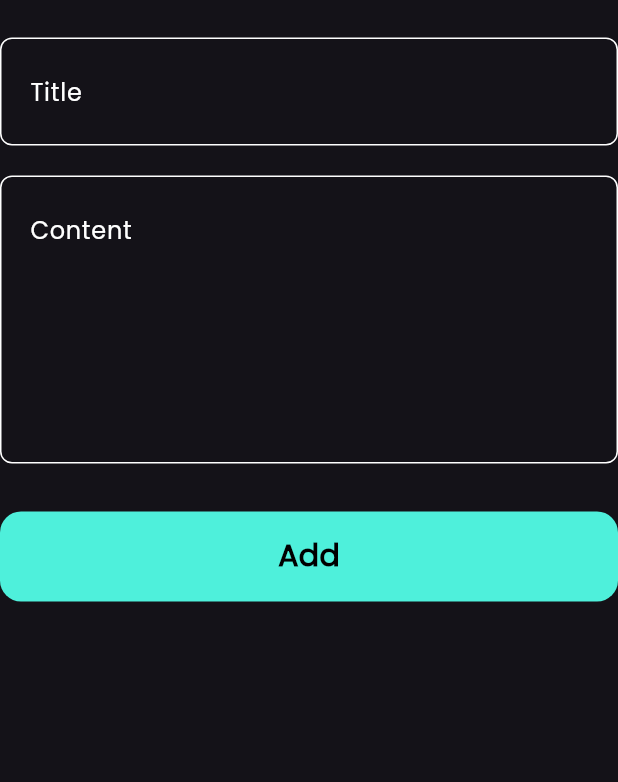
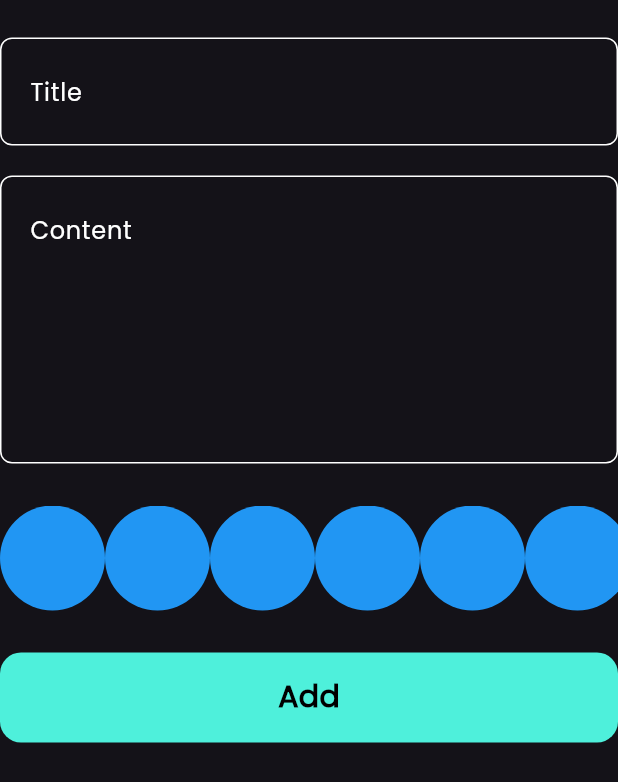
Before and after one commit to SherifMohamed4488/notes_app, a Flutter app: the AddNoteForm widget shown alone on an empty page, opened directly, on a phone screen of 412 x 824 dp. Shown: the top 782 px of the screen. Run offline on Flutter 3.47's test engine with Material 3 defaults, Android fonts, the phone set to English and light mode, and no system bars; our stand-ins replace bloc, flutter_bloc, font_awesome_flutter, hive, hive_flutter, modal_progress_hud_nsn; accounts and stored records are empty; generated files the repository leaves out were written again.

Commit message:
create colors list view part 1

```diff
--- a/lib/widgets/add_note_form.dart
+++ b/lib/widgets/add_note_form.dart
@@ -5,6 +5,7 @@
 import 'package:notes_app_project_tenth/cubits/add%20_note_cubit/add_note_cubit.dart';
 import 'package:notes_app_project_tenth/cubits/add%20_note_cubit/add_note_state.dart';
 import 'package:notes_app_project_tenth/models/note_model.dart';
+import 'package:notes_app_project_tenth/widgets/colors_list_view.dart';
 
 import 'custom_button.dart';
 import 'custom_text_feild.dart';
@@ -55,11 +56,13 @@
             hint: "Content", maxLines: 6,
 
           ),
-          SizedBox(height: 32,),
-          BlocBuilder<AddNoteCubit,AddNoteState>(
+          SizedBox(height: 28,),
+        ColorsListView(),
+        SizedBox(height: 28,),
+
+        BlocBuilder<AddNoteCubit,AddNoteState>(
 
             builder: (context , state){
-
 
 
 
--- /dev/null
+++ b/lib/widgets/colors_list_view.dart
@@ -0,0 +1,35 @@
+import 'package:flutter/material.dart';
+
+class ColorItem extends StatelessWidget {
+  const ColorItem({super.key});
+
+  @override
+  Widget build(BuildContext context) {
+    return const CircleAvatar(
+
+      backgroundColor: Colors.blue,
+      radius: 35,
+    );
+  }
+}
+
+class ColorsListView extends StatelessWidget {
+  const ColorsListView({super.key});
+
+  @override
+  Widget build(BuildContext context) {
+    return  SizedBox(
+      height: 70,
+      child: ListView.builder(
+          scrollDirection: Axis.horizontal,
+          itemCount: 10,
+          itemBuilder: (context , index) {
+
+            return ColorItem();
+
+
+          }
+      ),
+    );
+  }
+}
```
